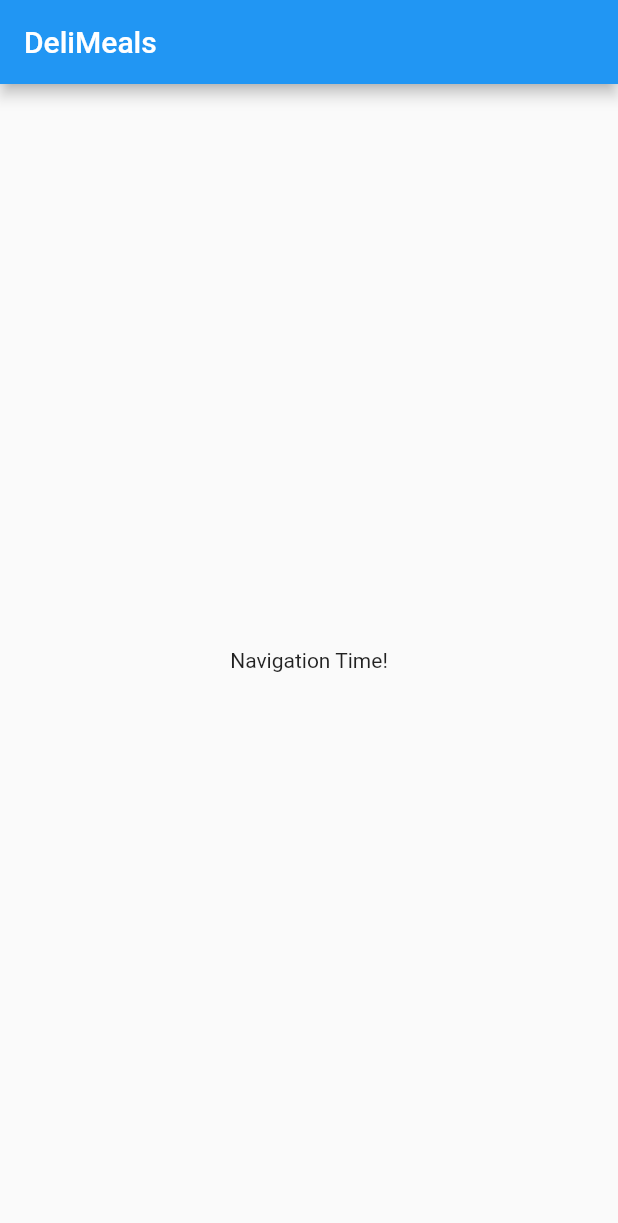
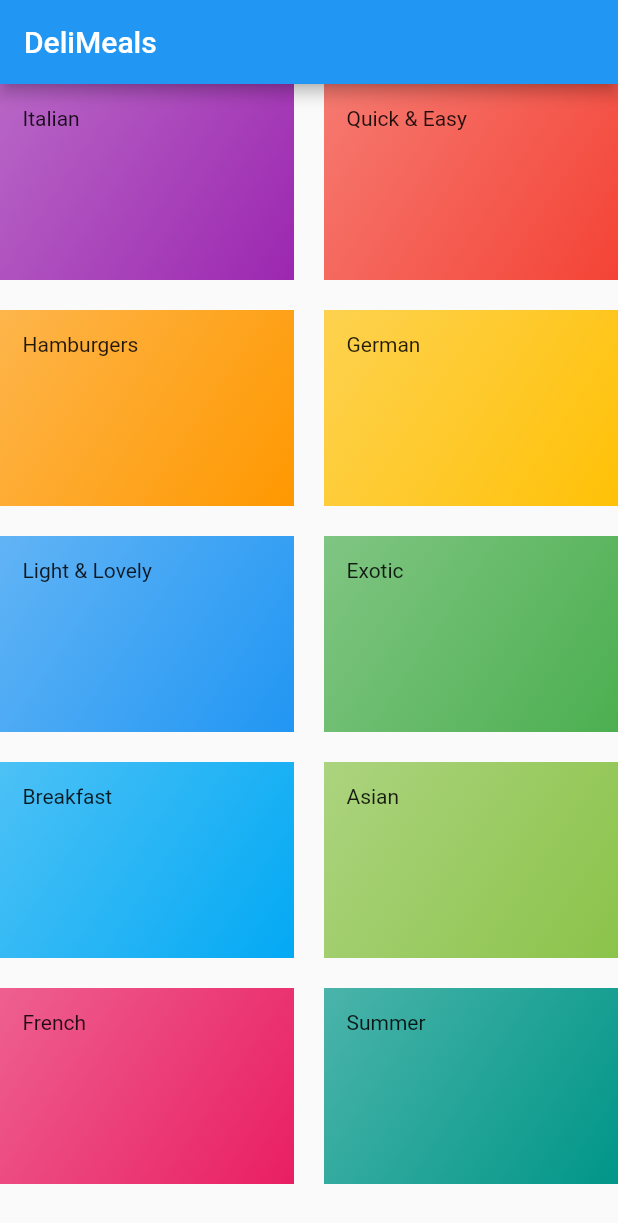
Before and after one commit to Estauti/flutter_meals, a Flutter app: the screen it shows after launch, on a phone screen of 412 x 824 dp. Shown: the top 1223 px of the screen. Run offline on Flutter 3.47's test engine with Material 2 defaults, Android fonts, the phone set to English and light mode, and no system bars.

Commit message:
Show grid with categories from dummy data

```diff
--- /dev/null
+++ b/lib/categories_screen.dart
@@ -0,0 +1,24 @@
+import 'package:flutter/material.dart';
+
+import 'category_item.dart';
+
+import './models/dummy_data.dart';
+
+class CategoriesScreen extends StatelessWidget {
+  @override
+  Widget build(BuildContext context) {
+    return GridView(
+      children: DUMMY_CATEGORIES
+          .map((c) => CategoryItem(
+                title: c.title,
+                color: c.color,
+              ))
+          .toList(),
+      gridDelegate: SliverGridDelegateWithMaxCrossAxisExtent(
+          maxCrossAxisExtent: 200,
+          childAspectRatio: 3 / 2,
+          crossAxisSpacing: 20,
+          mainAxisSpacing: 20),
+    );
+  }
+}
--- /dev/null
+++ b/lib/category_item.dart
@@ -0,0 +1,28 @@
+import 'dart:ui';
+
+import 'package:flutter/material.dart';
+
+class CategoryItem extends StatelessWidget {
+  final String title;
+  final Color color;
+
+  CategoryItem({this.title, this.color});
+
+  @override
+  Widget build(BuildContext context) {
+    return Container(
+      padding: EdgeInsets.all(15),
+      child: Text(title),
+      decoration: BoxDecoration(
+        gradient: LinearGradient(
+          colors: [
+            color.withOpacity(0.7),
+            color,
+          ],
+          begin: Alignment.topLeft,
+          end: Alignment.bottomRight,
+        ),
+      ),
+    );
+  }
+}
--- a/lib/main.dart
+++ b/lib/main.dart
@@ -1,4 +1,6 @@
 import 'package:flutter/material.dart';
+
+import 'categories_screen.dart';
 
 void main() => runApp(MyApp());
 
@@ -27,9 +29,7 @@ class _MyHomePageState extends State<MyHomePage> {
       appBar: AppBar(
         title: Text('DeliMeals'),
       ),
-      body: Center(
-        child: Text('Navigation Time!'),
-      ),
+      body: CategoriesScreen(),
     );
   }
 }
--- /dev/null
+++ b/lib/models/category.dart
@@ -0,0 +1,13 @@
+import 'package:flutter/material.dart';
+
+class Category {
+  final String id;
+  final String title;
+  final Color color;
+
+  const Category({
+    @required this.id,
+    @required this.title,
+    this.color = Colors.orange,
+  });
+}
--- /dev/null
+++ b/lib/models/dummy_data.dart
@@ -0,0 +1,56 @@
+import 'package:flutter/material.dart';
+
+import './category.dart';
+
+const DUMMY_CATEGORIES = const [
+  Category(
+    id: 'c1',
+    title: 'Italian',
+    color: Colors.purple,
+  ),
+  Category(
+    id: 'c2',
+    title: 'Quick & Easy',
+    color: Colors.red,
+  ),
+  Category(
+    id: 'c3',
+    title: 'Hamburgers',
+    color: Colors.orange,
+  ),
+  Category(
+    id: 'c4',
+    title: 'German',
+    color: Colors.amber,
+  ),
+  Category(
+    id: 'c5',
+    title: 'Light & Lovely',
+    color: Colors.blue,
+  ),
+  Category(
+    id: 'c6',
+    title: 'Exotic',
+    color: Colors.green,
+  ),
+  Category(
+    id: 'c7',
+    title: 'Breakfast',
+    color: Colors.lightBlue,
+  ),
+  Category(
+    id: 'c8',
+    title: 'Asian',
+    color: Colors.lightGreen,
+  ),
+  Category(
+    id: 'c9',
+    title: 'French',
+    color: Colors.pink,
+  ),
+  Category(
+    id: 'c10',
+    title: 'Summer',
+    color: Colors.teal,
+  ),
+];
```
